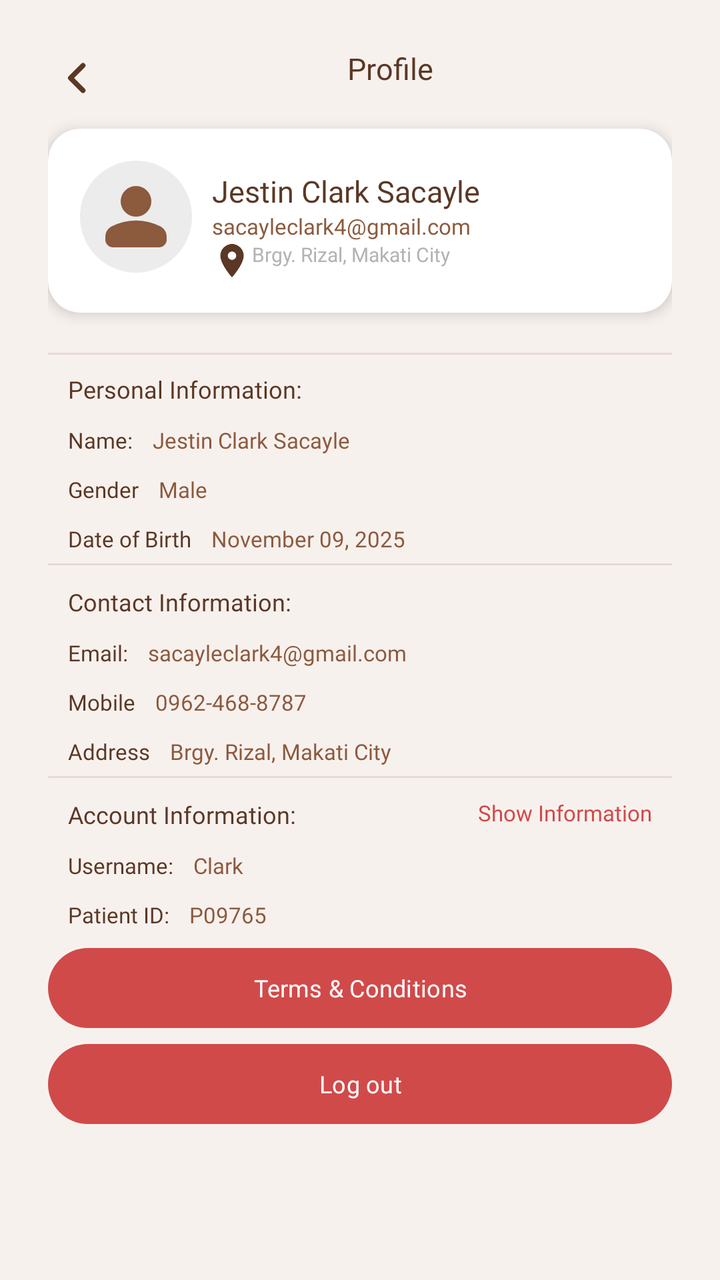
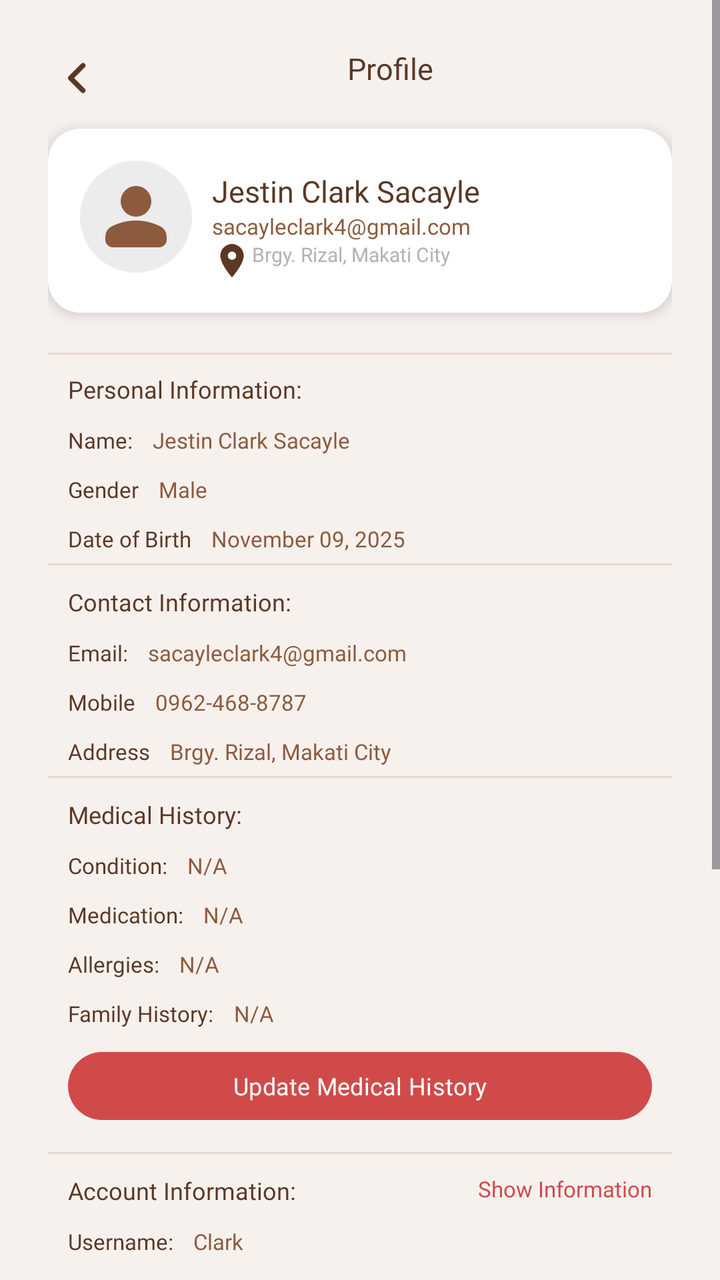

Before-and-after screenshots of an Android layout around one commit, followed by the original layout XML and the change that was made.
<!-- AndroidManifest.xml: application theme Theme.StTherese -->
<!-- res/layout/activity_profile.xml -->
<?xml version="1.0" encoding="utf-8"?>
<androidx.coordinatorlayout.widget.CoordinatorLayout xmlns:android="http://schemas.android.com/apk/res/android"
    xmlns:app="http://schemas.android.com/apk/res-auto"
    xmlns:tools="http://schemas.android.com/tools"
    android:layout_width="match_parent"
    android:layout_height="match_parent"
    android:background="#F7F1EE">


    <ScrollView
        android:layout_width="match_parent"
        android:layout_height="match_parent"
        android:clipToPadding="false"
        android:fillViewport="true"
        android:paddingBottom="50dp">

        <androidx.constraintlayout.widget.ConstraintLayout
            android:layout_width="match_parent"
            android:layout_height="wrap_content"
            android:padding="24dp">

            <ImageView
                android:id="@+id/buttonBack"
                android:layout_width="30dp"
                android:layout_height="30dp"
                android:background="@drawable/ic_arrow_left"
                app:layout_constraintStart_toStartOf="parent"
                app:layout_constraintTop_toTopOf="parent" />


            <TextView
                android:id="@+id/textView"
                android:layout_width="wrap_content"
                android:layout_height="wrap_content"
                android:fontFamily="@font/montserrat_extra_bold"
                android:gravity="center"
                android:text="Profile"
                android:textColor="@color/brown_text"
                android:textSize="15sp"
                app:layout_constraintEnd_toEndOf="parent"
                app:layout_constraintStart_toEndOf="@+id/buttonBack"
                app:layout_constraintTop_toTopOf="parent" />

            <androidx.cardview.widget.CardView
                android:id="@+id/ProfileCard"
                android:layout_width="0dp"
                android:layout_height="wrap_content"
                android:layout_marginTop="20dp"
                android:background="@drawable/bg_card"
                app:cardBackgroundColor="#FFFFFF"
                app:cardCornerRadius="16dp"
                app:cardElevation="4dp"
                app:layout_constraintEnd_toEndOf="parent"
                app:layout_constraintStart_toStartOf="parent"
                app:layout_constraintTop_toBottomOf="@+id/textView">

                <androidx.constraintlayout.widget.ConstraintLayout
                    android:layout_width="match_parent"
                    android:layout_height="wrap_content"
                    android:padding="16dp">

                    <ImageView
                        android:id="@+id/ProfileAvatar"
                        android:layout_width="56dp"
                        android:layout_height="56dp"
                        android:padding="5dp"
                        android:src="@drawable/ic_person"
                        android:background="@drawable/bg_circle_gray"
                        app:layout_constraintStart_toStartOf="parent"
                        app:layout_constraintTop_toTopOf="parent" />

                    <TextView
                        android:id="@+id/textViewNameCard"
                        android:layout_width="0dp"
                        android:layout_height="wrap_content"
                        android:layout_marginStart="10dp"
                        android:layout_marginTop="5dp"
                        android:fontFamily="@font/montserrat_extra_bold"
                        android:text="Jestin Clark Sacayle"
                        android:textColor="@color/brown_text"
                        android:textSize="15sp"
                        app:layout_constraintStart_toEndOf="@+id/ProfileAvatar"
                        app:layout_constraintTop_toTopOf="parent" />

                    <TextView
                        android:id="@+id/textViewEmailCard"
                        android:layout_width="0dp"
                        android:layout_height="wrap_content"
                        android:layout_marginStart="10dp"
                        android:fontFamily="@font/poppins_medium"
                        android:text="sacayleclark4@gmail.com"
                        android:textColor="@color/text_secondary"
                        android:textSize="11sp"
                        app:layout_constraintStart_toEndOf="@+id/ProfileAvatar"
                        app:layout_constraintTop_toBottomOf="@+id/textViewNameCard" />

                    <ImageView
                        android:id="@+id/imageView"
                        android:layout_width="20dp"
                        android:layout_height="20dp"
                        android:layout_marginStart="10dp"
                        android:background="@drawable/ic_location"
                        app:layout_constraintStart_toEndOf="@+id/ProfileAvatar"
                        app:layout_constraintTop_toBottomOf="@+id/textViewEmailCard" />


                    <TextView
                        android:id="@+id/textViewAddressCard"
                        android:layout_width="0dp"
                        android:layout_height="wrap_content"
                        android:fontFamily="@font/poppins_medium"
                        android:text="Brgy. Rizal, Makati City"
                        android:textColor="#B3B3B3"
                        android:textSize="10sp"
                        app:layout_constraintStart_toEndOf="@+id/imageView"
                        app:layout_constraintTop_toBottomOf="@+id/textViewEmailCard" />


                </androidx.constraintlayout.widget.ConstraintLayout>
            </androidx.cardview.widget.CardView>

            <androidx.constraintlayout.widget.ConstraintLayout
                android:id="@+id/constraintLayout2"
                android:layout_width="match_parent"
                android:layout_height="wrap_content"
                android:layout_marginTop="20dp"
                app:layout_constraintTop_toBottomOf="@+id/ProfileCard"
                tools:layout_editor_absoluteX="24dp">

                <View
                    android:id="@+id/divider3"
                    android:layout_width="0dp"
                    android:layout_height="1dp"
                    android:background="#80D6C2B5"
                    app:layout_constraintEnd_toEndOf="parent"
                    app:layout_constraintStart_toStartOf="parent"
                    app:layout_constraintTop_toTopOf="parent" />

                <TextView
                    android:id="@+id/textView19"
                    android:layout_width="match_parent"
                    android:layout_height="wrap_content"
                    android:layout_margin="10dp"
                    android:fontFamily="@font/poppins_semi_bold"
                    android:text="Personal Information:"
                    android:textColor="@color/brown_text"
                    android:textSize="12sp"
                    app:layout_constraintEnd_toEndOf="parent"
                    app:layout_constraintStart_toStartOf="parent"
                    app:layout_constraintTop_toTopOf="@id/divider3" />

                <TextView
                    android:id="@+id/textViewName"
                    android:layout_width="wrap_content"
                    android:layout_height="wrap_content"
                    android:layout_margin="10dp"
                    android:fontFamily="@font/poppins_medium"
                    android:text="Name:"
                    android:textColor="@color/brown_text"
                    android:textSize="11sp"
                    app:layout_constraintStart_toStartOf="parent"
                    app:layout_constraintTop_toBottomOf="@+id/textView19" />

                <TextView
                    android:id="@+id/textViewNameHolder"
                    android:layout_width="wrap_content"
                    android:layout_height="wrap_content"
                    android:layout_margin="10dp"
                    android:fontFamily="@font/poppins_medium"
                    android:text="Jestin Clark Sacayle"
                    android:textColor="@color/text_secondary"
                    android:textSize="11sp"
                    app:layout_constraintStart_toEndOf="@+id/textViewName"
                    app:layout_constraintTop_toBottomOf="@+id/textView19" />

                <TextView
                    android:id="@+id/textViewGender"
                    android:layout_width="wrap_content"
                    android:layout_height="wrap_content"
                    android:layout_margin="10dp"
                    android:layout_marginStart="68dp"
                    android:fontFamily="@font/poppins_medium"
                    android:text="Gender"
                    android:textColor="@color/brown_text"
                    android:textSize="11sp"
                    app:layout_constraintStart_toStartOf="parent"
                    app:layout_constraintTop_toBottomOf="@+id/textViewName" />

                <TextView
                    android:id="@+id/textViewGenderHolder"
                    android:layout_width="wrap_content"
                    android:layout_height="wrap_content"
                    android:layout_margin="10dp"
                    android:fontFamily="@font/poppins_medium"
                    android:text="Male"
                    android:textColor="@color/text_secondary"
                    android:textSize="11sp"
                    app:layout_constraintStart_toEndOf="@+id/textViewGender"
                    app:layout_constraintTop_toBottomOf="@+id/textViewNameHolder" />

                <TextView
                    android:id="@+id/textViewDOB"
                    android:layout_width="wrap_content"
                    android:layout_height="wrap_content"
                    android:layout_margin="10dp"
                    android:layout_marginStart="68dp"
                    android:fontFamily="@font/poppins_medium"
                    android:text="Date of Birth"
                    android:textColor="@color/brown_text"
                    android:textSize="11sp"
                    app:layout_constraintStart_toStartOf="parent"
                    app:layout_constraintTop_toBottomOf="@+id/textViewGender" />

                <TextView
                    android:id="@+id/textViewDOBHolder"
                    android:layout_width="wrap_content"
                    android:layout_height="wrap_content"
                    android:layout_margin="10dp"
                    android:fontFamily="@font/poppins_medium"
                    android:text="November 09, 2025"
                    android:textColor="@color/text_secondary"
                    android:textSize="11sp"
                    app:layout_constraintStart_toEndOf="@+id/textViewDOB"
                    app:layout_constraintTop_toBottomOf="@+id/textViewGenderHolder" />


                <View
                    android:id="@+id/divider"
                    android:layout_width="0dp"
                    android:layout_height="1dp"
                    android:layout_marginTop="5dp"
                    android:background="#80D6C2B5"
                    app:layout_constraintEnd_toEndOf="parent"
                    app:layout_constraintStart_toStartOf="parent"
                    app:layout_constraintTop_toBottomOf="@+id/textViewDOBHolder" />

                <TextView
                    android:id="@+id/textViewContactInfo"
                    android:layout_width="match_parent"
                    android:layout_height="wrap_content"
                    android:layout_margin="10dp"
                    android:fontFamily="@font/poppins_semi_bold"
                    android:text="Contact Information:"
                    android:textColor="@color/brown_text"
                    android:textSize="12sp"
                    app:layout_constraintEnd_toEndOf="parent"
                    app:layout_constraintStart_toStartOf="parent"
                    app:layout_constraintTop_toBottomOf="@+id/divider" />


                <TextView
                    android:id="@+id/textViewEmail"
                    android:layout_width="wrap_content"
                    android:layout_height="wrap_content"
                    android:layout_margin="10dp"
                    android:fontFamily="@font/poppins_medium"
                    android:text="Email:"
                    android:textColor="@color/brown_text"
                    android:textSize="11sp"
                    app:layout_constraintStart_toStartOf="parent"
                    app:layout_constraintTop_toBottomOf="@+id/textViewContactInfo" />

                <TextView
                    android:id="@+id/textViewEmailHolder"
                    android:layout_width="wrap_content"
                    android:layout_height="wrap_content"
                    android:layout_margin="10dp"
                    android:fontFamily="@font/poppins_medium"
                    android:text="sacayleclark4@gmail.com"
                    android:textColor="@color/text_secondary"
                    android:textSize="11sp"
                    app:layout_constraintStart_toEndOf="@+id/textViewEmail"
                    app:layout_constraintTop_toBottomOf="@+id/textViewContactInfo" />

                <TextView
                    android:id="@+id/textViewMobile"
                    android:layout_width="wrap_content"
                    android:layout_height="wrap_content"
                    android:layout_margin="10dp"
                    android:layout_marginStart="68dp"
                    android:fontFamily="@font/poppins_medium"
                    android:text="Mobile"
                    android:textColor="@color/brown_text"
                    android:textSize="11sp"
                    app:layout_constraintStart_toStartOf="parent"
                    app:layout_constraintTop_toBottomOf="@+id/textViewEmail" />

                <TextView
                    android:id="@+id/textViewMobileHolder"
                    android:layout_width="wrap_content"
                    android:layout_height="wrap_content"
                    android:layout_margin="10dp"
                    android:fontFamily="@font/poppins_medium"
                    android:text="0962-468-8787"
                    android:textColor="@color/text_secondary"
                    android:textSize="11sp"
                    app:layout_constraintStart_toEndOf="@+id/textViewMobile"
                    app:layout_constraintTop_toBottomOf="@+id/textViewEmailHolder" />

                <TextView
                    android:id="@+id/textViewAddress"
                    android:layout_width="wrap_content"
                    android:layout_height="wrap_content"
                    android:layout_margin="10dp"
                    android:layout_marginStart="68dp"
                    android:fontFamily="@font/poppins_medium"
                    android:text="Address"
                    android:textColor="@color/brown_text"
                    android:textSize="11sp"
                    app:layout_constraintStart_toStartOf="parent"
                    app:layout_constraintTop_toBottomOf="@+id/textViewMobile" />

                <TextView
                    android:id="@+id/textViewAddressHolder"
                    android:layout_width="wrap_content"
                    android:layout_height="wrap_content"
                    android:layout_margin="10dp"
                    android:fontFamily="@font/poppins_medium"
                    android:text="Brgy. Rizal, Makati City"
                    android:textColor="@color/text_secondary"
                    android:textSize="11sp"
                    app:layout_constraintStart_toEndOf="@+id/textViewAddress"
                    app:layout_constraintTop_toBottomOf="@+id/textViewMobileHolder" />

                <View
                    android:id="@+id/divider2"
                    android:layout_width="0dp"
                    android:layout_height="1dp"
                    android:layout_marginTop="5dp"
                    android:background="#80D6C2B5"
                    app:layout_constraintEnd_toEndOf="parent"
                    app:layout_constraintStart_toStartOf="parent"
                    app:layout_constraintTop_toBottomOf="@+id/textViewAddressHolder" />

                <TextView
                    android:id="@+id/textViewAccountInfo"
                    android:layout_width="wrap_content"
                    android:layout_height="wrap_content"
                    android:layout_margin="10dp"
                    android:fontFamily="@font/poppins_semi_bold"
                    android:text="Account Information:"
                    android:textColor="@color/brown_text"
                    android:textSize="12sp"
                    app:layout_constraintStart_toStartOf="parent"
                    app:layout_constraintTop_toBottomOf="@+id/divider2" />

                <TextView
                    android:id="@+id/textViewShowInfo"
                    android:layout_width="wrap_content"
                    android:layout_height="wrap_content"
                    android:layout_margin="10dp"
                    android:fontFamily="@font/poppins_regular"
                    android:text="Show Information"
                    android:textColor="@color/red_primary"
                    android:textSize="11sp"
                    app:layout_constraintEnd_toEndOf="parent"
                    app:layout_constraintTop_toBottomOf="@+id/divider2" />


                <TextView
                    android:id="@+id/textViewUsername"
                    android:layout_width="wrap_content"
                    android:layout_height="wrap_content"
                    android:layout_margin="10dp"
                    android:fontFamily="@font/poppins_medium"
                    android:text="Username:"
                    android:textColor="@color/brown_text"
                    android:textSize="11sp"
                    app:layout_constraintStart_toStartOf="parent"
                    app:layout_constraintTop_toBottomOf="@+id/textViewAccountInfo" />

                <TextView
                    android:id="@+id/textViewUsernameHolder"
                    android:layout_width="wrap_content"
                    android:layout_height="wrap_content"
                    android:layout_margin="10dp"
                    android:fontFamily="@font/poppins_medium"
                    android:text="Clark"
                    android:textColor="@color/text_secondary"
                    android:textSize="11sp"
                    app:layout_constraintStart_toEndOf="@+id/textViewUsername"
                    app:layout_constraintTop_toBottomOf="@+id/textViewAccountInfo" />


























                <TextView
                    android:id="@+id/textViewUserID"
                    android:layout_width="wrap_content"
                    android:layout_height="wrap_content"
                    android:layout_margin="10dp"
                    android:layout_marginStart="68dp"
                    android:layout_marginTop="29dp"
                    android:fontFamily="@font/poppins_medium"
                    android:text="Patient ID:"
                    android:textColor="@color/brown_text"
                    android:textSize="11sp"
                    app:layout_constraintStart_toStartOf="parent"
                    app:layout_constraintTop_toBottomOf="@+id/textViewUsername" />

                <TextView
                    android:id="@+id/textViewPatientIdHolder"
                    android:layout_width="wrap_content"
                    android:layout_height="wrap_content"
                    android:layout_margin="10dp"
                    android:layout_marginTop="29dp"
                    android:fontFamily="@font/poppins_medium"
                    android:text="P09765"
                    android:textColor="@color/text_secondary"
                    android:textSize="11sp"
                    app:layout_constraintStart_toEndOf="@+id/textViewUserID"
                    app:layout_constraintTop_toBottomOf="@+id/textViewUsernameHolder" />


            </androidx.constraintlayout.widget.ConstraintLayout>

            <com.google.android.material.button.MaterialButton
                android:id="@+id/buttonTerms"
                android:layout_width="match_parent"
                android:layout_height="wrap_content"
                android:fontFamily="@font/poppins_semi_bold"
                android:text="Terms &amp; Conditions"
                android:textColor="@color/card_white"
                android:textSize="12sp"
                app:backgroundTint="@color/red_primary"
                app:layout_constraintBottom_toTopOf="@+id/buttonLogout"
                tools:layout_editor_absoluteX="24dp">

            </com.google.android.material.button.MaterialButton>

            <com.google.android.material.button.MaterialButton
                android:id="@+id/buttonLogout"
                android:layout_width="match_parent"
                android:layout_height="wrap_content"
                android:fontFamily="@font/poppins_semi_bold"
                android:text="Log out"
                android:textColor="@color/card_white"
                android:textSize="12sp"
                app:backgroundTint="@color/red_primary"
                app:layout_constraintBottom_toBottomOf="parent"
                app:layout_constraintEnd_toEndOf="parent"
                app:layout_constraintStart_toStartOf="parent">

            </com.google.android.material.button.MaterialButton>


        </androidx.constraintlayout.widget.ConstraintLayout>
    </ScrollView>
</androidx.coordinatorlayout.widget.CoordinatorLayout>
<!-- resources referenced by this layout -->
<resources>
  <color name="brown_text">#5A3825</color>
  <color name="card_white">#FFFFFF</color>
  <color name="red_primary">#D14A4A</color>
  <color name="text_secondary">#8C5A3D</color>
  <!-- drawable bg_card (drawable) -->
  <?xml version="1.0" encoding="utf-8"?>
  <shape xmlns:android="http://schemas.android.com/apk/res/android">
      <solid android:color="@color/card_white" />
      <corners android:radius="16dp" />
      <padding android:left="12dp" android:top="12dp" android:right="12dp" android:bottom="12dp" />
      <elevation android:value="4dp" />
  </shape>
  <!-- drawable bg_circle_gray (drawable) -->
  <?xml version="1.0" encoding="utf-8"?>
  <shape xmlns:android="http://schemas.android.com/apk/res/android"
      android:shape="oval">
      <padding android:left="6dp" android:top="6dp" android:right="6dp"/>
      <solid android:color="#ECECEC" />
  </shape>
  <!-- drawable ic_arrow_left (drawable) -->
  <vector xmlns:android="http://schemas.android.com/apk/res/android"
      android:width="24dp"
      android:height="24dp"
      android:viewportWidth="24"
      android:viewportHeight="24">
    <path
        android:pathData="m14,7l-5,5l5,5"
        android:strokeLineJoin="round"
        android:strokeWidth="2"
        android:fillColor="#00000000"
        android:strokeColor="#5A3825"
        android:strokeLineCap="round"/>
  </vector>
  <!-- drawable ic_location (drawable) -->
  <vector xmlns:android="http://schemas.android.com/apk/res/android"
      android:width="24dp"
      android:height="24dp"
      android:viewportWidth="24"
      android:viewportHeight="24">
    <path
        android:pathData="M12,11.5A2.5,2.5 0,0 1,9.5 9A2.5,2.5 0,0 1,12 6.5A2.5,2.5 0,0 1,14.5 9a2.5,2.5 0,0 1,-2.5 2.5M12,2a7,7 0,0 0,-7 7c0,5.25 7,13 7,13s7,-7.75 7,-13a7,7 0,0 0,-7 -7"
        android:fillColor="#5A3825"/>
  </vector>
  <!-- drawable ic_person (drawable) -->
  <vector xmlns:android="http://schemas.android.com/apk/res/android"
      android:width="24dp"
      android:height="24dp"
      android:viewportWidth="24"
      android:viewportHeight="24">
    <path
        android:pathData="M12,12q-1.65,0 -2.825,-1.175T8,8t1.175,-2.825T12,4t2.825,1.175T16,8t-1.175,2.825T12,12m-8,6v-0.8q0,-0.85 0.438,-1.562T5.6,14.55q1.55,-0.775 3.15,-1.162T12,13t3.25,0.388t3.15,1.162q0.725,0.375 1.163,1.088T20,17.2v0.8q0,0.825 -0.587,1.413T18,20H6q-0.825,0 -1.412,-0.587T4,18"
        android:fillColor="@color/text_secondary"/>
  </vector>
  <style name="Theme.StTherese" parent="Base.Theme.StTherese" />
  <style name="Base.Theme.StTherese" parent="Theme.Material3.DayNight.NoActionBar">
          <item name="colorPrimary">@color/md_theme_light_primary</item>
          <item name="colorOnPrimary">@color/md_theme_light_onPrimary</item>
          <item name="android:colorBackground">@color/md_theme_light_background</item>
          <item name="colorSurface">@color/md_theme_light_surface</item>
          <item name="colorError">@color/red_primary</item>
          <item name="colorSecondary">@color/brown_text</item>
      </style>
  <color name="md_theme_light_primary">@color/brown_primary</color>
  <color name="md_theme_light_onPrimary">@color/white_on_primary</color>
  <color name="md_theme_light_background">@color/app_background</color>
  <color name="md_theme_light_surface">@color/app_background</color>
  <color name="brown_primary">#6B3A17</color>
  <color name="white_on_primary">#FFFFFF</color>
  <color name="app_background">#F7F1EE</color>
</resources>

<!-- the commit's change to res/layout/activity_profile.xml (unified diff, before → after) -->
@@ -323,7 +323,7 @@
                     app:layout_constraintTop_toBottomOf="@+id/textViewMobileHolder" />
 
                 <View
-                    android:id="@+id/divider2"
+                    android:id="@+id/dividerMedical"
                     android:layout_width="0dp"
                     android:layout_height="1dp"
                     android:layout_marginTop="5dp"
@@ -331,6 +331,147 @@
                     app:layout_constraintEnd_toEndOf="parent"
                     app:layout_constraintStart_toStartOf="parent"
                     app:layout_constraintTop_toBottomOf="@+id/textViewAddressHolder" />
+
+                <TextView
+                    android:id="@+id/textViewMedicalInfo"
+                    android:layout_width="match_parent"
+                    android:layout_height="wrap_content"
+                    android:layout_margin="10dp"
+                    android:fontFamily="@font/poppins_semi_bold"
+                    android:text="Medical History:"
+                    android:textColor="@color/brown_text"
+                    android:textSize="12sp"
+                    app:layout_constraintEnd_toEndOf="parent"
+                    app:layout_constraintStart_toStartOf="parent"
+                    app:layout_constraintTop_toBottomOf="@+id/dividerMedical" />
+
+                <TextView
+                    android:id="@+id/textViewMedicalCondition"
+                    android:layout_width="wrap_content"
+                    android:layout_height="wrap_content"
+                    android:layout_margin="10dp"
+                    android:fontFamily="@font/poppins_medium"
+                    android:text="Condition:"
+                    android:textColor="@color/brown_text"
+                    android:textSize="11sp"
+                    app:layout_constraintStart_toStartOf="parent"
+                    app:layout_constraintTop_toBottomOf="@+id/textViewMedicalInfo" />
+
+                <TextView
+                    android:id="@+id/textViewMedicalConditionHolder"
+                    android:layout_width="0dp"
+                    android:layout_height="wrap_content"
+                    android:layout_margin="10dp"
+                    android:fontFamily="@font/poppins_medium"
+                    android:text="N/A"
+                    android:textColor="@color/text_secondary"
+                    android:textSize="11sp"
+                    app:layout_constraintEnd_toEndOf="parent"
+                    app:layout_constraintStart_toEndOf="@+id/textViewMedicalCondition"
+                    app:layout_constraintTop_toBottomOf="@+id/textViewMedicalInfo" />
+
+                <TextView
+                    android:id="@+id/textViewCurrentMedication"
+                    android:layout_width="wrap_content"
+                    android:layout_height="wrap_content"
+                    android:layout_margin="10dp"
+                    android:fontFamily="@font/poppins_medium"
+                    android:text="Medication:"
+                    android:textColor="@color/brown_text"
+                    android:textSize="11sp"
+                    app:layout_constraintStart_toStartOf="parent"
+                    app:layout_constraintTop_toBottomOf="@+id/textViewMedicalConditionHolder" />
+
+                <TextView
+                    android:id="@+id/textViewCurrentMedicationHolder"
+                    android:layout_width="0dp"
+                    android:layout_height="wrap_content"
+                    android:layout_margin="10dp"
+                    android:fontFamily="@font/poppins_medium"
+                    android:text="N/A"
+                    android:textColor="@color/text_secondary"
+                    android:textSize="11sp"
+                    app:layout_constraintEnd_toEndOf="parent"
+                    app:layout_constraintStart_toEndOf="@+id/textViewCurrentMedication"
+                    app:layout_constraintTop_toBottomOf="@+id/textViewMedicalConditionHolder" />
+
+                <TextView
+                    android:id="@+id/textViewAllergies"
+                    android:layout_width="wrap_content"
+                    android:layout_height="wrap_content"
+                    android:layout_margin="10dp"
+                    android:fontFamily="@font/poppins_medium"
+                    android:text="Allergies:"
+                    android:textColor="@color/brown_text"
+                    android:textSize="11sp"
+                    app:layout_constraintStart_toStartOf="parent"
+                    app:layout_constraintTop_toBottomOf="@+id/textViewCurrentMedicationHolder" />
+
+                <TextView
+                    android:id="@+id/textViewAllergiesHolder"
+                    android:layout_width="0dp"
+                    android:layout_height="wrap_content"
+                    android:layout_margin="10dp"
+                    android:fontFamily="@font/poppins_medium"
+                    android:text="N/A"
+                    android:textColor="@color/text_secondary"
+                    android:textSize="11sp"
+                    app:layout_constraintEnd_toEndOf="parent"
+                    app:layout_constraintStart_toEndOf="@+id/textViewAllergies"
+                    app:layout_constraintTop_toBottomOf="@+id/textViewCurrentMedicationHolder" />
+
+                <TextView
+                    android:id="@+id/textViewFamilyMedicalHistory"
+                    android:layout_width="wrap_content"
+                    android:layout_height="wrap_content"
+                    android:layout_margin="10dp"
+                    android:fontFamily="@font/poppins_medium"
+                    android:text="Family History:"
+                    android:textColor="@color/brown_text"
+                    android:textSize="11sp"
+                    app:layout_constraintStart_toStartOf="parent"
+                    app:layout_constraintTop_toBottomOf="@+id/textViewAllergiesHolder" />
+
+                <TextView
+                    android:id="@+id/textViewFamilyMedicalHistoryHolder"
+                    android:layout_width="0dp"
+                    android:layout_height="wrap_content"
+                    android:layout_margin="10dp"
+                    android:fontFamily="@font/poppins_medium"
+                    android:text="N/A"
+                    android:textColor="@color/text_secondary"
+                    android:textSize="11sp"
+                    app:layout_constraintEnd_toEndOf="parent"
+                    app:layout_constraintStart_toEndOf="@+id/textViewFamilyMedicalHistory"
+                    app:layout_constraintTop_toBottomOf="@+id/textViewAllergiesHolder" />
+
+                <com.google.android.material.button.MaterialButton
+                    android:id="@+id/buttonEditMedicalHistory"
+                    android:layout_width="0dp"
+                    android:layout_height="42dp"
+                    android:layout_marginStart="10dp"
+                    android:layout_marginTop="8dp"
+                    android:layout_marginEnd="10dp"
+                    android:fontFamily="@font/poppins_semi_bold"
+                    android:text="Update Medical History"
+                    android:textAllCaps="false"
+                    android:textColor="@color/card_white"
+                    android:textSize="12sp"
+                    app:backgroundTint="@color/red_primary"
+                    app:cornerRadius="20dp"
+                    app:layout_constraintEnd_toEndOf="parent"
+                    app:layout_constraintStart_toStartOf="parent"
+                    app:layout_constraintTop_toBottomOf="@+id/textViewFamilyMedicalHistoryHolder" />
+
+                <View
+                    android:id="@+id/divider2"
+                    android:layout_width="0dp"
+                    android:layout_height="1dp"
+                    android:layout_marginTop="12dp"
+                    android:background="#80D6C2B5"
+                    app:layout_constraintEnd_toEndOf="parent"
+                    app:layout_constraintStart_toStartOf="parent"
+                    app:layout_constraintTop_toBottomOf="@+id/buttonEditMedicalHistory" />
 
                 <TextView
                     android:id="@+id/textViewAccountInfo"
@@ -446,6 +587,22 @@
                 android:textSize="12sp"
                 app:backgroundTint="@color/red_primary"
                 app:layout_constraintBottom_toTopOf="@+id/buttonLogout"
+                app:layout_constraintTop_toBottomOf="@+id/constraintLayout2"
+                tools:layout_editor_absoluteX="24dp">
+
+            </com.google.android.material.button.MaterialButton>
+
+            <com.google.android.material.button.MaterialButton
+                android:id="@+id/buttonPrivacy"
+                android:layout_width="match_parent"
+                android:layout_height="wrap_content"
+                android:fontFamily="@font/poppins_semi_bold"
+                android:text="Privacy and Policy"
+                android:textColor="@color/card_white"
+                android:textSize="12sp"
+                app:backgroundTint="@color/red_primary"
+                app:layout_constraintBottom_toTopOf="@+id/buttonLogout"
+                app:layout_constraintTop_toBottomOf="@+id/buttonTerms"
                 tools:layout_editor_absoluteX="24dp">
 
             </com.google.android.material.button.MaterialButton>
